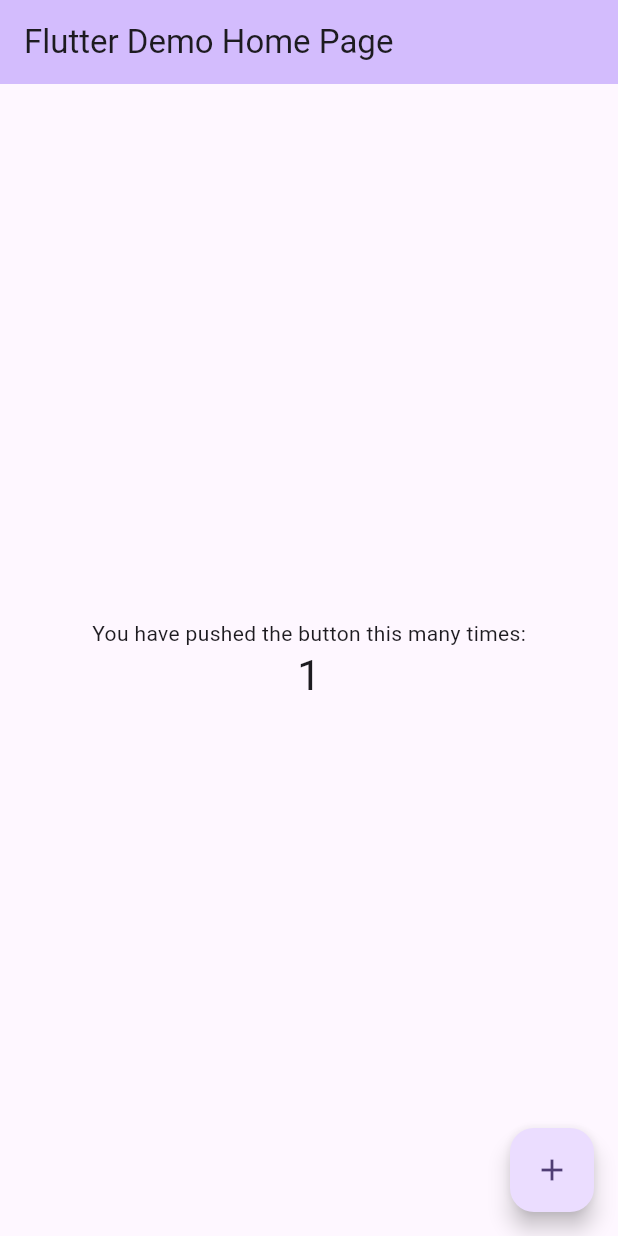
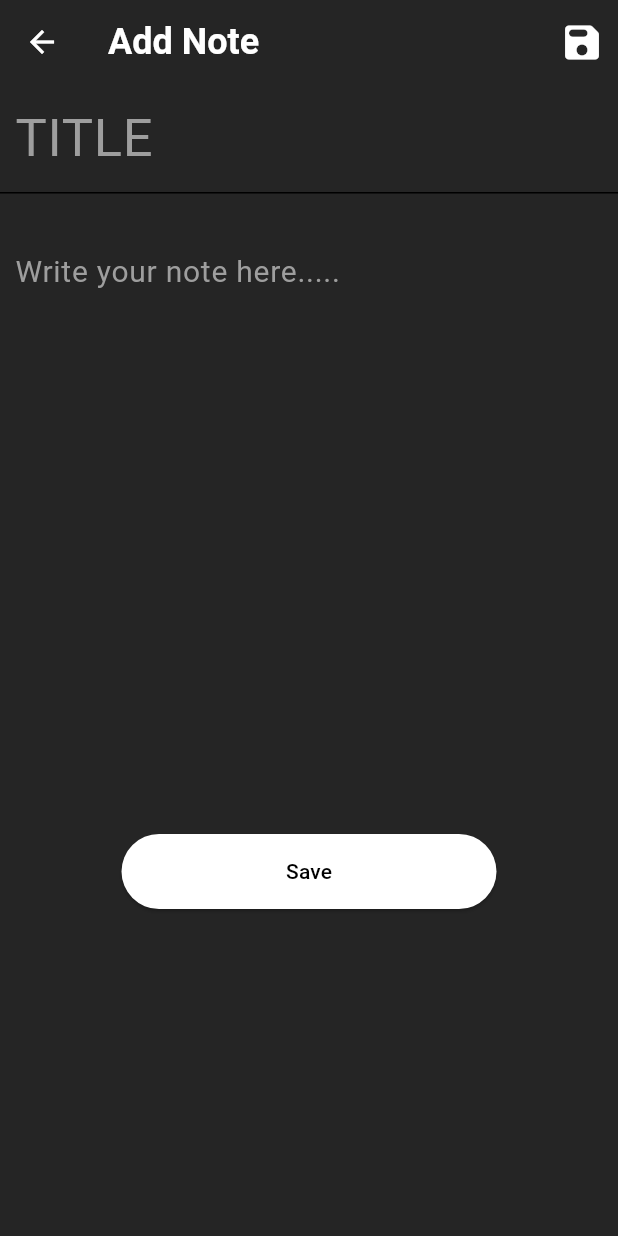
Before and after one commit to Dilman01/note_app, a Flutter app: the screen it shows after launch, after a tap on the "add" icon, on a phone screen of 412 x 824 dp. Run offline on Flutter 3.47's test engine with Material 3 defaults, Android fonts, the phone set to English and light mode, and no system bars; our stand-ins replace flutter_riverpod.

Commit message:
Finish design and functionality

```diff
--- a/lib/main.dart
+++ b/lib/main.dart
@@ -1,125 +1,28 @@
 import 'package:flutter/material.dart';
+import 'package:note_app/screens/home_screen.dart';
+
+import 'package:flutter_riverpod/flutter_riverpod.dart';
 
 void main() {
-  runApp(const MyApp());
+  runApp(
+    const ProviderScope(
+      child: NoteApp(),
+    ),
+  );
 }
 
-class MyApp extends StatelessWidget {
-  const MyApp({super.key});
+class NoteApp extends StatelessWidget {
+  const NoteApp({super.key});
 
-  // This widget is the root of your application.
   @override
   Widget build(BuildContext context) {
     return MaterialApp(
-      title: 'Flutter Demo',
-      theme: ThemeData(
-        // This is the theme of your application.
-        //
-        // TRY THIS: Try running your application with "flutter run". You'll see
-        // the application has a purple toolbar. Then, without quitting the app,
-        // try changing the seedColor in the colorScheme below to Colors.green
-        // and then invoke "hot reload" (save your changes or press the "hot
-        // reload" button in a Flutter-supported IDE, or press "r" if you used
-        // the command line to start the app).
-        //
-        // Notice that the counter didn't reset back to zero; the application
-        // state is not lost during the reload. To reset the state, use hot
-        // restart instead.
-        //
-        // This works for code too, not just values: Most code changes can be
-        // tested with just a hot reload.
-        colorScheme: ColorScheme.fromSeed(seedColor: Colors.deepPurple),
-        useMaterial3: true,
+      debugShowCheckedModeBanner: false,
+      theme: ThemeData().copyWith(
+        appBarTheme: const AppBarTheme(backgroundColor: Color(0xff252525)),
+        scaffoldBackgroundColor: const Color(0xff252525),
       ),
-      home: const MyHomePage(title: 'Flutter Demo Home Page'),
+      home: const HomeScreen(),
     );
   }
 }
-
-class MyHomePage extends StatefulWidget {
-  const MyHomePage({super.key, required this.title});
-
-  // This widget is the home page of your application. It is stateful, meaning
-  // that it has a State object (defined below) that contains fields that affect
-  // how it looks.
-
-  // This class is the configuration for the state. It holds the values (in this
-  // case the title) provided by the parent (in this case the App widget) and
-  // used by the build method of the State. Fields in a Widget subclass are
-  // always marked "final".
-
-  final String title;
-
-  @override
-  State<MyHomePage> createState() => _MyHomePageState();
-}
-
-class _MyHomePageState extends State<MyHomePage> {
-  int _counter = 0;
-
-  void _incrementCounter() {
-    setState(() {
-      // This call to setState tells the Flutter framework that something has
-      // changed in this State, which causes it to rerun the build method below
-      // so that the display can reflect the updated values. If we changed
-      // _counter without calling setState(), then the build method would not be
-      // called again, and so nothing would appear to happen.
-      _counter++;
-    });
-  }
-
-  @override
-  Widget build(BuildContext context) {
-    // This method is rerun every time setState is called, for instance as done
-    // by the _incrementCounter method above.
-    //
-    // The Flutter framework has been optimized to make rerunning build methods
-    // fast, so that you can just rebuild anything that needs updating rather
-    // than having to individually change instances of widgets.
-    return Scaffold(
-      appBar: AppBar(
-        // TRY THIS: Try changing the color here to a specific color (to
-        // Colors.amber, perhaps?) and trigger a hot reload to see the AppBar
-        // change color while the other colors stay the same.
-        backgroundColor: Theme.of(context).colorScheme.inversePrimary,
-        // Here we take the value from the MyHomePage object that was created by
-        // the App.build method, and use it to set our appbar title.
-        title: Text(widget.title),
-      ),
-      body: Center(
-        // Center is a layout widget. It takes a single child and positions it
-        // in the middle of the parent.
-        child: Column(
-          // Column is also a layout widget. It takes a list of children and
-          // arranges them vertically. By default, it sizes itself to fit its
-          // children horizontally, and tries to be as tall as its parent.
-          //
-          // Column has various properties to control how it sizes itself and
-          // how it positions its children. Here we use mainAxisAlignment to
-          // center the children vertically; the main axis here is the vertical
-          // axis because Columns are vertical (the cross axis would be
-          // horizontal).
-          //
-          // TRY THIS: Invoke "debug painting" (choose the "Toggle Debug Paint"
-          // action in the IDE, or press "p" in the console), to see the
-          // wireframe for each widget.
-          mainAxisAlignment: MainAxisAlignment.center,
-          children: <Widget>[
-            const Text(
-              'You have pushed the button this many times:',
-            ),
-            Text(
-              '$_counter',
-              style: Theme.of(context).textTheme.headlineMedium,
-            ),
-          ],
-        ),
-      ),
-      floatingActionButton: FloatingActionButton(
-        onPressed: _incrementCounter,
-        tooltip: 'Increment',
-        child: const Icon(Icons.add),
-      ), // This trailing comma makes auto-formatting nicer for build methods.
-    );
-  }
-}
--- /dev/null
+++ b/lib/model/note.dart
@@ -0,0 +1,13 @@
+import 'package:uuid/uuid.dart';
+
+class Note {
+  final String id;
+  final String title;
+  final String content;
+
+  Note({
+    required this.title,
+    required this.content,
+    String? id,
+  }) : id = id ?? const Uuid().v4();
+}
--- /dev/null
+++ b/lib/provider/note_provider.dart
@@ -0,0 +1,18 @@
+import 'package:flutter_riverpod/flutter_riverpod.dart';
+import 'package:note_app/model/note.dart';
+
+class NoteNotifier extends StateNotifier<List<Note>> {
+  NoteNotifier() : super([]);
+
+  void addNote(String title, String content) {
+    state = [Note(title: title, content: content), ...state];
+  }
+
+  void deleteNote(String id) {
+    state = state.where((element) => element.id != id).toList();
+  }
+}
+
+final noteProiver = StateNotifierProvider<NoteNotifier, List<Note>>(
+  (ref) => NoteNotifier(),
+);
--- /dev/null
+++ b/lib/screens/add_note_screen.dart
@@ -0,0 +1,167 @@
+import 'package:flutter/material.dart';
+
+import 'package:flutter_riverpod/flutter_riverpod.dart';
+import 'package:note_app/provider/note_provider.dart';
+
+class AddNoteScreen extends ConsumerStatefulWidget {
+  const AddNoteScreen({super.key});
+
+  @override
+  ConsumerState<AddNoteScreen> createState() => _AddNoteScreenState();
+}
+
+class _AddNoteScreenState extends ConsumerState<AddNoteScreen> {
+  final titleController = TextEditingController();
+  final contentController = TextEditingController();
+
+  @override
+  void dispose() {
+    super.dispose();
+    titleController.dispose();
+    contentController.dispose();
+  }
+
+  void saveNote() {
+    if (titleController.text.isNotEmpty && contentController.text.isNotEmpty) {
+      ref.read(noteProiver.notifier).addNote(
+            titleController.text,
+            contentController.text,
+          );
+      Navigator.pop(context);
+    }
+  }
+
+  @override
+  Widget build(BuildContext context) {
+    return WillPopScope(
+      onWillPop: () async {
+        bool value = true;
+        if (titleController.text.isNotEmpty &&
+            contentController.text.isNotEmpty) {
+          value = await showDialog(
+              context: context,
+              builder: (context) {
+                return AlertDialog(
+                  content: const Text('Save the note?'),
+                  actions: [
+                    TextButton(
+                      onPressed: () {
+                        Navigator.of(context).pop();
+                        // Navigator.of(context).pop();
+                      },
+                      style: TextButton.styleFrom(
+                        backgroundColor: Colors.white,
+                        foregroundColor: Colors.black,
+                      ),
+                      child: const Text('No'),
+                    ),
+                    TextButton(
+                      onPressed: () {
+                        saveNote();
+                        Navigator.of(context).pop();
+                      },
+                      style: TextButton.styleFrom(
+                        backgroundColor: Colors.white,
+                        foregroundColor: Colors.black,
+                      ),
+                      child: const Text('Save'),
+                    ),
+                  ],
+                );
+              });
+        }
+        return value == true;
+      },
+      child: Scaffold(
+        appBar: AppBar(
+          foregroundColor: Colors.white,
+          title: const Text(
+            'Add Note',
+            style: TextStyle(
+              color: Colors.white,
+              fontSize: 24,
+              fontWeight: FontWeight.bold,
+            ),
+          ),
+          actions: [
+            IconButton(
+              onPressed: () => saveNote(),
+              icon: const Icon(
+                Icons.save_rounded,
+                size: 30,
+              ),
+            ),
+          ],
+        ),
+        body: SingleChildScrollView(
+          child: Column(
+            children: [
+              SizedBox(
+                height: 100,
+                width: double.infinity,
+                child: TextField(
+                  controller: titleController,
+                  cursorColor: Colors.white,
+                  style: const TextStyle(
+                    color: Colors.white,
+                    fontSize: 35,
+                  ),
+                  decoration: const InputDecoration(
+                    hintText: 'TITLE',
+                    hintStyle: TextStyle(
+                      color: Colors.grey,
+                      fontSize: 35,
+                    ),
+                    contentPadding: EdgeInsets.all(10),
+                    border: UnderlineInputBorder(),
+                    focusColor: Colors.white,
+                    enabledBorder: UnderlineInputBorder(),
+                    focusedBorder: UnderlineInputBorder(),
+                  ),
+                ),
+              ),
+              SizedBox(
+                height: 400,
+                width: double.infinity,
+                child: TextField(
+                  style: const TextStyle(
+                    color: Colors.white,
+                    fontSize: 20,
+                  ),
+                  controller: contentController,
+                  cursorColor: Colors.white,
+                  decoration: const InputDecoration(
+                    hintText: 'Write your note here.....',
+                    hintStyle: TextStyle(
+                      color: Colors.grey,
+                      fontSize: 20,
+                    ),
+                    contentPadding: EdgeInsets.all(10),
+                    border: InputBorder.none,
+                  ),
+                  maxLines: null,
+                ),
+              ),
+              Container(
+                height: 50,
+                width: 250,
+                decoration: BoxDecoration(
+                  // border: Border.all(),
+                  borderRadius: BorderRadius.circular(5),
+                ),
+                child: ElevatedButton(
+                  onPressed: () => saveNote(),
+                  style: ElevatedButton.styleFrom(
+                    backgroundColor: Colors.white,
+                    foregroundColor: Colors.black,
+                  ),
+                  child: const Text('Save'),
+                ),
+              ),
+            ],
+          ),
+        ),
+      ),
+    );
+  }
+}
--- /dev/null
+++ b/lib/screens/home_screen.dart
@@ -0,0 +1,52 @@
+import 'package:flutter/material.dart';
+import 'package:note_app/screens/add_note_screen.dart';
+import 'package:note_app/widgets/note_container.dart';
+import 'package:note_app/provider/note_provider.dart';
+
+import 'package:flutter_riverpod/flutter_riverpod.dart';
+
+class HomeScreen extends ConsumerWidget {
+  const HomeScreen({super.key});
+
+  @override
+  Widget build(BuildContext context, WidgetRef ref) {
+    final notes = ref.watch(noteProiver);
+
+    return Scaffold(
+      appBar: AppBar(
+        title: const Text(
+          'Note App',
+          style: TextStyle(
+            color: Colors.white,
+            fontSize: 24,
+            fontWeight: FontWeight.bold,
+          ),
+        ),
+      ),
+      body: ListView.builder(
+        itemCount: notes.length,
+        itemBuilder: (context, index) => NoteContainer(
+          id: notes[index].id,
+          title: notes[index].title,
+          content: notes[index].content,
+        ),
+      ),
+      floatingActionButton: FloatingActionButton(
+        onPressed: () {
+          Navigator.of(context).push(
+            MaterialPageRoute(
+              builder: (context) => const AddNoteScreen(),
+            ),
+          );
+        },
+        shape: const CircleBorder(),
+        backgroundColor: Colors.white,
+        elevation: 0,
+        child: const Icon(
+          Icons.add,
+          color: Colors.black,
+        ),
+      ),
+    );
+  }
+}
--- a/pubspec.yaml
+++ b/pubspec.yaml
@@ -35,6 +35,8 @@ dependencies:
   # The following adds the Cupertino Icons font to your application.
   # Use with the CupertinoIcons class for iOS style icons.
   cupertino_icons: ^1.0.2
+  flutter_riverpod: ^2.4.10
+  uuid: ^4.3.3
 
 dev_dependencies:
   flutter_test:
```
Also changed, not shown: lib/screens/note_screen.dart (added, +39 -0 lines), lib/widgets/note_container.dart (added, +98 -0 lines), pubspec.lock, 1 other file.
